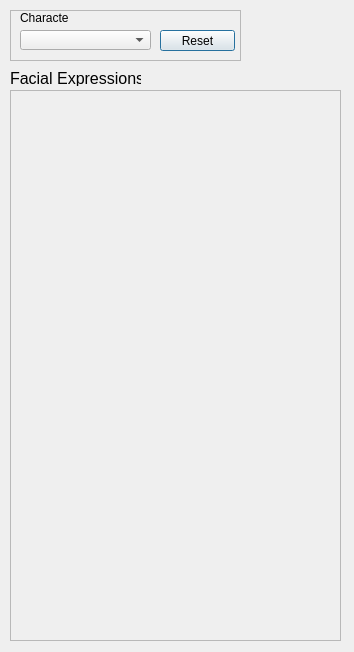
This is core/sbmonitor/gui/designer/FaceDialog.ui in DrAlta/smartbody as Qt 5 draws it before an edit. The edited form follows.
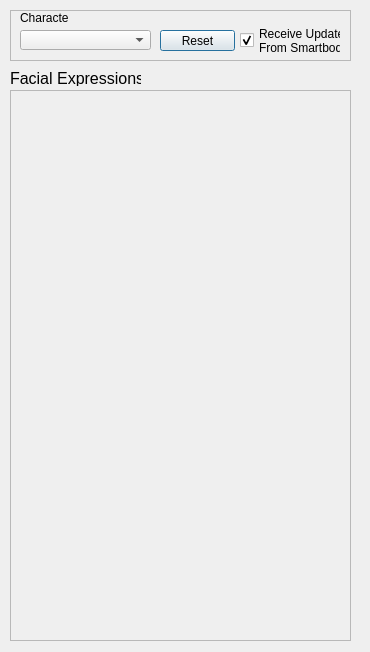
This is the edited form.

Commit message: sbmonitor- added checkbox for receiving viseme/au updates from smartbody and setting the sliders in the FaceDialog based off these numbers. These gui updates will only occur if the checkbox is checked VH-410

What changed in the file:
```diff
--- a/core/sbmonitor/gui/designer/FaceDialog.ui
+++ b/core/sbmonitor/gui/designer/FaceDialog.ui
@@ -6,7 +6,7 @@
    <rect>
     <x>0</x>
     <y>0</y>
-    <width>354</width>
+    <width>370</width>
     <height>652</height>
    </rect>
   </property>
@@ -18,7 +18,7 @@
     <rect>
      <x>10</x>
      <y>10</y>
-     <width>231</width>
+     <width>341</width>
      <height>51</height>
     </rect>
    </property>
@@ -82,13 +82,33 @@
      <string>Character</string>
     </property>
    </widget>
+   <widget class="QCheckBox" name="interactiveModeCheckBox">
+    <property name="geometry">
+     <rect>
+      <x>230</x>
+      <y>10</y>
+      <width>101</width>
+      <height>41</height>
+     </rect>
+    </property>
+    <property name="toolTip">
+     <string extracomment="Uncheck this to stop receiving viseme/au updates from smartbody"/>
+    </property>
+    <property name="text">
+     <string>Receive Updates
+From Smartbody</string>
+    </property>
+    <property name="checked">
+     <bool>true</bool>
+    </property>
+   </widget>
   </widget>
   <widget class="QScrollArea" name="scrollArea">
    <property name="geometry">
     <rect>
      <x>10</x>
      <y>90</y>
-     <width>331</width>
+     <width>341</width>
      <height>551</height>
     </rect>
    </property>
@@ -100,7 +120,7 @@
      <rect>
       <x>0</x>
       <y>0</y>
-      <width>329</width>
+      <width>339</width>
       <height>549</height>
      </rect>
     </property>
```
The commit also changes 3 other files.
